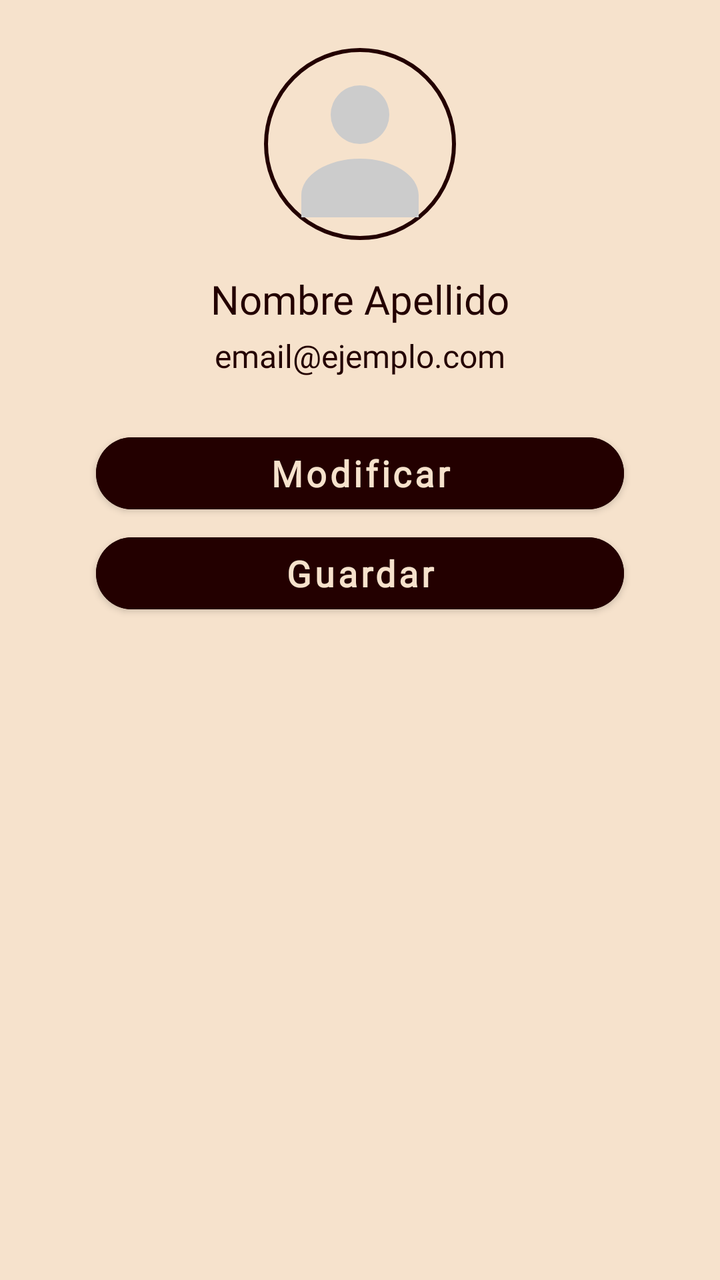
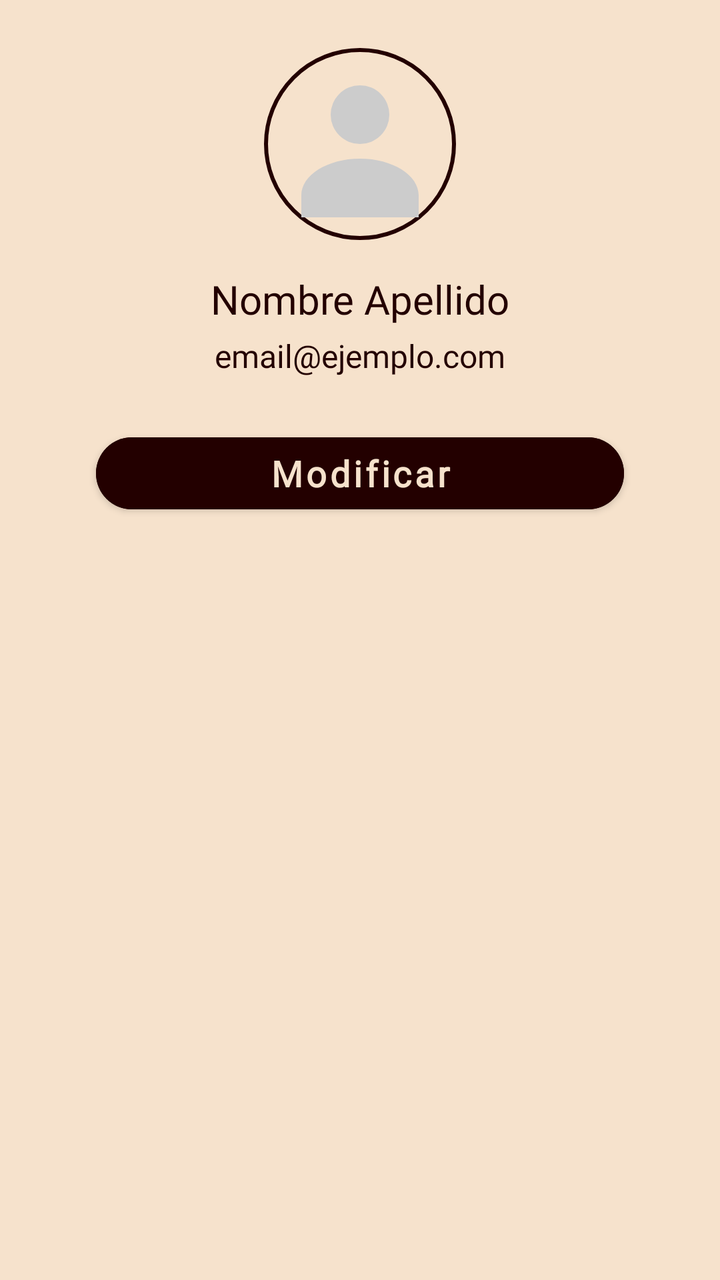

The first picture is an Android layout as it rendered before a commit; the second is the same layout after the commit. The layout source and the unified diff follow.
<!-- AndroidManifest.xml: application theme Theme.Loveito -->
<!-- res/layout/fragment_profile.xml -->
<?xml version="1.0" encoding="utf-8"?>
<ScrollView xmlns:android="http://schemas.android.com/apk/res/android"
    xmlns:app="http://schemas.android.com/apk/res-auto"
    android:layout_width="match_parent"
    android:layout_height="match_parent"
    android:padding="24dp">

    <LinearLayout
        android:layout_width="match_parent"
        android:layout_height="wrap_content"
        android:orientation="vertical"
        android:gravity="center_horizontal">

        <FrameLayout
            android:layout_width="96dp"
            android:layout_height="96dp"
            android:background="@drawable/profile_photo_border"
            android:layout_marginBottom="16dp">

            <ImageView
                android:id="@+id/ivProfilePhoto"
                android:layout_width="match_parent"
                android:layout_height="match_parent"
                android:src="@drawable/ic_user_placeholder"
                android:scaleType="centerCrop"
                android:contentDescription="Foto de perfil"
                android:padding="4dp" />
        </FrameLayout>

        <TextView
            android:id="@+id/tvFullName"
            android:layout_width="match_parent"
            android:layout_height="wrap_content"
            android:text="Nombre Apellido"
            android:textAlignment="center"
            android:gravity="center"
            android:textSize="20sp"
            android:textStyle="normal"
            android:fontFamily="@font/nunito_light"
            android:textColor="#230000"
            android:layout_marginBottom="4dp" />

        <EditText
            android:id="@+id/etFirstName"
            android:layout_width="match_parent"
            android:layout_height="wrap_content"
            android:hint="Nombre"
            android:textColor="#230000"
            android:textAlignment="center"
            android:gravity="center"
            android:textSize="20sp"
            android:textStyle="normal"
            android:fontFamily="@font/nunito_light"
            android:visibility="gone"
            android:layout_marginBottom="2dp" />

        <EditText
            android:id="@+id/etLastName"
            android:layout_width="match_parent"
            android:layout_height="wrap_content"
            android:hint="Apellido"
            android:textColor="#230000"
            android:textAlignment="center"
            android:gravity="center"
            android:textSize="20sp"
            android:textStyle="normal"
            android:fontFamily="@font/nunito_light"
            android:visibility="gone"
            android:layout_marginBottom="4dp" />

        <TextView
            android:id="@+id/tvEmail"
            android:layout_width="match_parent"
            android:layout_height="wrap_content"
            android:text="email@ejemplo.com"
            android:textColor="#230000"
            android:textAlignment="center"
            android:gravity="center"
            android:layout_marginBottom="24dp"
            android:textSize="16sp"
            android:textStyle="normal"
            android:fontFamily="@font/nunito_light" />

        <com.google.android.material.button.MaterialButton
            android:id="@+id/btnEditProfile"
            android:layout_width="match_parent"
            android:layout_height="wrap_content"
            android:text="Modificar"
            style="@style/NunitoBoldButtonRounded"
            android:layout_marginTop="0dp"
            android:layout_marginStart="24dp"
            android:layout_marginEnd="24dp"
            android:layout_gravity="center_horizontal"
            android:backgroundTint="@color/accent_primary"
            android:textColor="@color/accent_on"
            app:cornerRadius="32dp" />

        <com.google.android.material.button.MaterialButton
            android:id="@+id/btnSaveProfile"
            android:layout_width="match_parent"
            android:layout_height="wrap_content"
            android:text="Guardar"
            style="@style/NunitoBoldButtonRounded"
            android:layout_marginTop="2dp"
            android:layout_marginStart="24dp"
            android:layout_marginEnd="24dp"
            android:layout_gravity="center_horizontal"
            android:backgroundTint="@color/accent_primary"
            android:textColor="@color/accent_on"
            app:cornerRadius="32dp" />

    </LinearLayout>
</ScrollView>
<!-- resources referenced by this layout -->
<resources>
  <color name="accent_on">#F6E2CC</color>
  <color name="accent_primary">#230000</color>
  <!-- drawable ic_user_placeholder (drawable) -->
  <?xml version="1.0" encoding="utf-8"?>
  <vector xmlns:android="http://schemas.android.com/apk/res/android"
      android:width="24dp"
      android:height="24dp"
      android:viewportWidth="24"
      android:viewportHeight="24">
      <path
          android:fillColor="#CCCCCC"
          android:pathData="M12,12a4,4 0 1,0 0,-8a4,4 0 0,0 0,8zm0,2c-4.42,0 -8,2.24 -8,5v3h16v-3c0,-2.76 -3.58,-5 -8,-5z"/>
  </vector>
  <!-- drawable profile_photo_border (drawable) -->
  <?xml version="1.0" encoding="utf-8"?>
  <shape xmlns:android="http://schemas.android.com/apk/res/android"
      android:shape="oval">
      <solid android:color="@android:color/transparent" />
      <stroke android:width="2dp" android:color="#230000" />
  </shape>
  <style name="NunitoBoldButtonRounded" parent="Widget.MaterialComponents.Button">
          <item name="android:fontFamily">@font/nunito_semibold</item>
          <item name="android:textStyle">bold</item>
          <item name="android:textSize">18sp</item>
          <item name="android:textAllCaps">false</item>
          <item name="android:backgroundTint">@color/accent_primary</item>
          <item name="cornerRadius">32dp</item>
      </style>
  <style name="Theme.Loveito" parent="Theme.Material3.DayNight.NoActionBar">
          <item name="colorPrimary">@color/bg_primary</item>
          <item name="colorOnPrimary">@color/text_primary</item>
          <item name="colorSecondary">@color/accent_primary</item>
          <item name="colorOnSecondary">@color/accent_on</item>
          <item name="android:colorBackground">@color/bg_primary</item>
          <item name="colorSurface">@color/bg_surface</item>
          <item name="colorOnSurface">@color/text_primary</item>
          <item name="colorError">@color/error_default</item>
          <item name="colorOnError">@color/text_primary</item>
      </style>
  <color name="bg_primary">#F6E2CC</color>
  <color name="text_primary">#2E2115</color>
  <color name="bg_surface">#F6E2CC</color>
  <color name="error_default">@color/error_accessible</color>
  <color name="error_accessible">#CF6679</color>
</resources>

<!-- the commit's change to res/layout/fragment_profile.xml (unified diff, before → after) -->
@@ -107,7 +107,22 @@
             android:layout_gravity="center_horizontal"
             android:backgroundTint="@color/accent_primary"
             android:textColor="@color/accent_on"
-            app:cornerRadius="32dp" />
+            app:cornerRadius="32dp"
+            android:visibility="gone" />
 
+        <com.google.android.material.button.MaterialButton
+            android:id="@+id/btnCancelProfile"
+            android:layout_width="match_parent"
+            android:layout_height="wrap_content"
+            android:text="Cancelar"
+            style="@style/NunitoBoldButtonRounded"
+            android:layout_marginTop="2dp"
+            android:layout_marginStart="24dp"
+            android:layout_marginEnd="24dp"
+            android:layout_gravity="center_horizontal"
+            android:backgroundTint="#6a0000"
+            android:textColor="@color/accent_on"
+            app:cornerRadius="32dp"
+            android:visibility="gone" />
     </LinearLayout>
 </ScrollView>
